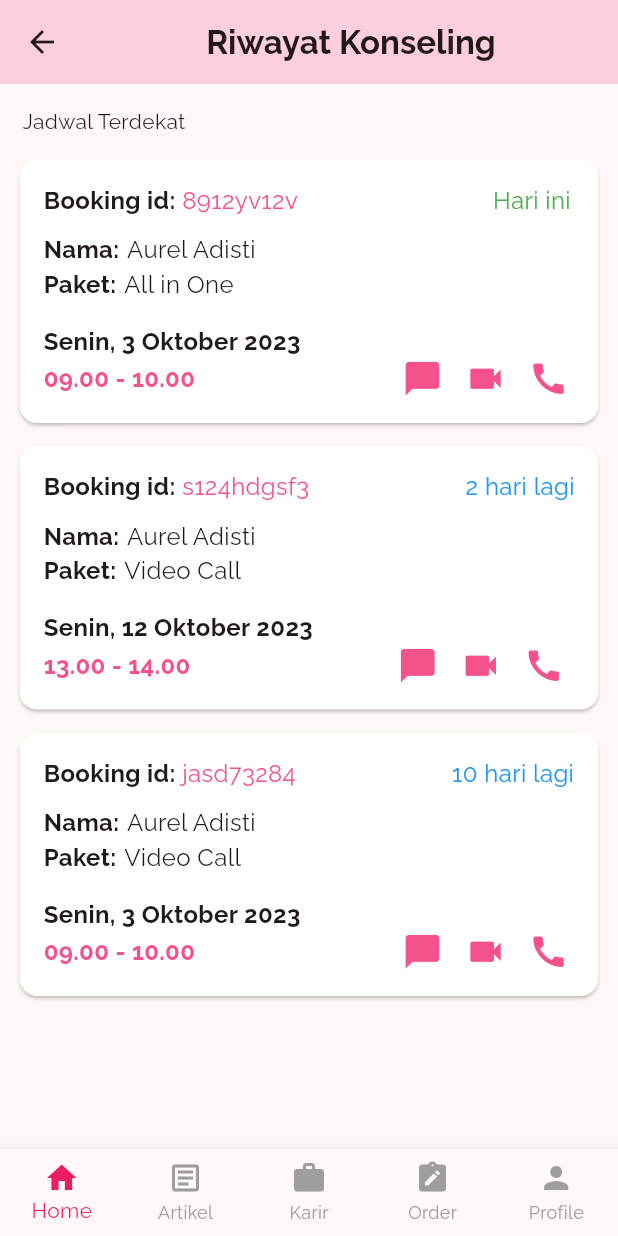
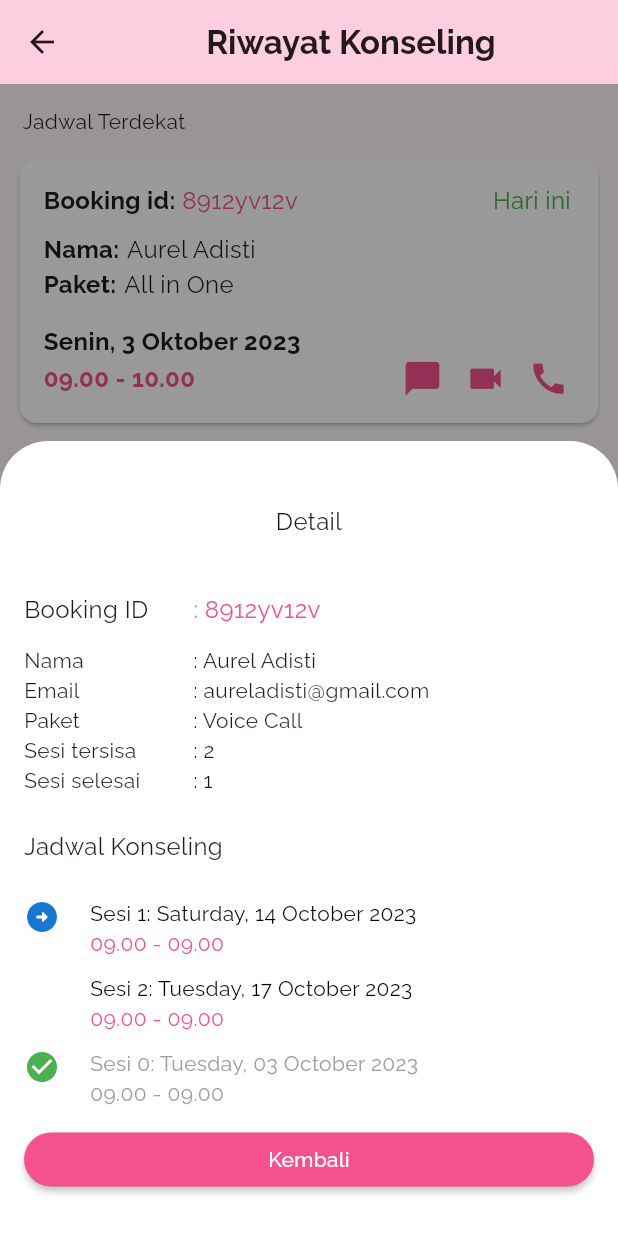
Before and after one commit to Neuxtron/women-center-mobile, a Flutter app: the SesiKonseling screen opened by its route, after a tap on "Booking id:", on a phone screen of 412 x 824 dp. Run offline on Flutter 3.47's test engine with Material 2 defaults, Android fonts, the phone set to English and light mode, and no system bars; our stand-ins replace dio, glass_kit, google_fonts, shared_preferences; missing offline and left inert: glassmorphism_widgets; accounts and stored records are empty; network calls fail.

Commit message:
update konseling

```diff
--- a/lib/View/bottomnavigationbar/bottom_navigation_bar.dart
+++ /dev/null
@@ -1,42 +0,0 @@
-import 'package:flutter/material.dart';
-
-class MyBottomNavigationBar extends StatelessWidget {
-  final int selectedIndex;
-  final Function(int) onItemTapped;
-
-  MyBottomNavigationBar({required this.selectedIndex, required this.onItemTapped});
-
-  @override
-  Widget build(BuildContext context) {
-    return BottomNavigationBar(
-      type: BottomNavigationBarType.fixed,
-      items: const <BottomNavigationBarItem>[
-        BottomNavigationBarItem(
-          icon: Icon(Icons.home),
-          label: 'Home',
-        ),
-        BottomNavigationBarItem(
-          icon: Icon(Icons.article_outlined),
-          label: 'Artikel',
-        ),
-        BottomNavigationBarItem(
-          icon: Icon(Icons.work_outlined),
-          label: 'Karir',
-        ),
-        BottomNavigationBarItem(
-          icon: Icon(Icons.note_alt),
-          label: 'Order',
-        ),
-        BottomNavigationBarItem(
-          icon: Icon(Icons.person),
-          label: 'Profile',
-        ),
-      ],
-      currentIndex: selectedIndex,
-      selectedItemColor: Colors.pink,
-      unselectedItemColor: Colors.grey,
-      iconSize: 24,
-      onTap: onItemTapped,
-    );
-  }
-}
--- a/lib/View/login/login_widget.dart
+++ b/lib/View/login/login_widget.dart
@@ -68,8 +68,10 @@ class _LoginWidgetState extends State<LoginWidget> {
   @override
   void initState() {
     super.initState();
-    _emailController.text = "arman123@gmail.com";
-    _passwordController.text = "Arman123";
+    // _emailController.text = "arman123@gmail.com";
+    // _passwordController.text = "Arman123";
+    _emailController.text = "vr46@gmail.com";
+    _passwordController.text = "rossi123";
   }
 
   @override
--- a/lib/View/sesi_konseling/sesi_konseling.dart
+++ b/lib/View/sesi_konseling/sesi_konseling.dart
@@ -1,5 +1,7 @@
 import 'package:flutter/material.dart';
-import 'package:women_center_mobile/View/widgets/bottom_navigation_bar.dart';
+
+import '../../Models/konseling_model/konseling_model.dart';
+import 'detail_sesi_konseling.dart';
 
 class SesiKonseling extends StatefulWidget {
   @override
@@ -7,7 +9,32 @@ class SesiKonseling extends StatefulWidget {
 }
 
 class _SesiKonselingState extends State<SesiKonseling> {
-  int _selectedIndex = 0;
+  KonselingModel? _selectedKonseling;
+  KonselingModel _dummyKonseling = KonselingModel(
+    id: "8912yv12v",
+    nama: "Aurel Adisti",
+    email: "aureladisti@gmail.com",
+    paket: "Voice Call",
+    jadwalSesi: [
+      JadwalKonseling(
+        jadwal: DateTime.parse("2023-10-03 09:00:00"),
+        selesai: true,
+      ),
+      JadwalKonseling(
+        jadwal: DateTime.parse("2023-10-14 09:00:00"),
+        selesai: false,
+      ),
+      JadwalKonseling(
+        jadwal: DateTime.parse("2023-10-17 09:00:00"),
+        selesai: false,
+      ),
+    ],
+  );
+
+  void bukaDetail(KonselingModel? konseling) {
+    setState(() => _selectedKonseling = konseling);
+  }
+
   @override
   Widget build(BuildContext context) {
     return Scaffold(
@@ -22,7 +49,9 @@ class _SesiKonselingState extends State<SesiKonseling> {
           ),
         ),
       ),
-      body: SingleChildScrollView(
+      body: Stack(
+        children: [
+          SingleChildScrollView(
             child: Column(
               children: [
                 Row(
@@ -37,7 +66,9 @@ class _SesiKonselingState extends State<SesiKonseling> {
                   ],
                 ),
                 InkWell(
-              onTap: () {},
+                  onTap: () {
+                    bukaDetail(_dummyKonseling);
+                  },
                   child: Card(
                     color: Colors.white,
                     margin: EdgeInsets.only(left: 13, right: 13),
@@ -51,7 +82,8 @@ class _SesiKonselingState extends State<SesiKonseling> {
                               Row(
                                 children: [
                                   Row(
-                                crossAxisAlignment: CrossAxisAlignment.start,
+                                    crossAxisAlignment:
+                                        CrossAxisAlignment.start,
                                     children: [
                                       Text(
                                         'Booking id:',
@@ -69,7 +101,8 @@ class _SesiKonselingState extends State<SesiKonseling> {
                                       Text(
                                         'Hari ini',
                                         style: TextStyle(
-                                        fontSize: 16.0, color: Colors.green),
+                                            fontSize: 16.0,
+                                            color: Colors.green),
                                       ),
                                     ],
                                   ),
@@ -179,7 +212,9 @@ class _SesiKonselingState extends State<SesiKonseling> {
                   ),
                 ),
                 InkWell(
-              onTap: () {},
+                  onTap: () {
+                    bukaDetail(_dummyKonseling);
+                  },
                   child: Card(
                     color: Colors.white,
                     margin: EdgeInsets.only(left: 13, right: 13, top: 15),
@@ -193,7 +228,8 @@ class _SesiKonselingState extends State<SesiKonseling> {
                               Row(
                                 children: [
                                   Row(
-                                crossAxisAlignment: CrossAxisAlignment.start,
+                                    crossAxisAlignment:
+                                        CrossAxisAlignment.start,
                                     children: [
                                       Text(
                                         'Booking id:',
@@ -321,7 +357,9 @@ class _SesiKonselingState extends State<SesiKonseling> {
                   ),
                 ),
                 InkWell(
-              onTap: () {},
+                  onTap: () {
+                    bukaDetail(_dummyKonseling);
+                  },
                   child: Card(
                     color: Colors.white,
                     margin: EdgeInsets.only(left: 13, right: 13, top: 15),
@@ -335,7 +373,8 @@ class _SesiKonselingState extends State<SesiKonseling> {
                               Row(
                                 children: [
                                   Row(
-                                crossAxisAlignment: CrossAxisAlignment.start,
+                                    crossAxisAlignment:
+                                        CrossAxisAlignment.start,
                                     children: [
                                       Text(
                                         'Booking id:',
@@ -465,13 +504,19 @@ class _SesiKonselingState extends State<SesiKonseling> {
               ],
             ),
           ),
-      bottomNavigationBar: MyBottomNavigationBar(
-          selectedIndex: _selectedIndex,
-          onItemTapped: (index) {
-            setState(() {
-              _selectedIndex = index;
-            });
-          }),
+          DetailSesiKonseling(
+            model: _selectedKonseling,
+            onBack: () => bukaDetail(null),
+          ),
+        ],
+      ),
+      // bottomNavigationBar: MyBottomNavigationBar(
+      //     selectedIndex: _selectedIndex,
+      //     onItemTapped: (index) {
+      //       setState(() {
+      //         _selectedIndex = index;
+      //       });
+      //     }),
     );
   }
 }
```
Also changed, not shown: lib/View/bottomnavigationbar/bottom_navigation_bar_konselor.dart (deleted, +0 -39 lines), lib/View/bottomnavigationbar/main_page.dart (deleted, +0 -88 lines), lib/View/bottomnavigationbar/main_page_konselor.dart (deleted, +0 -72 lines), lib/View/widgets/main_page_konselor.dart (+17 -11 lines). Lines whose indentation alone changed are shown as unchanged.
